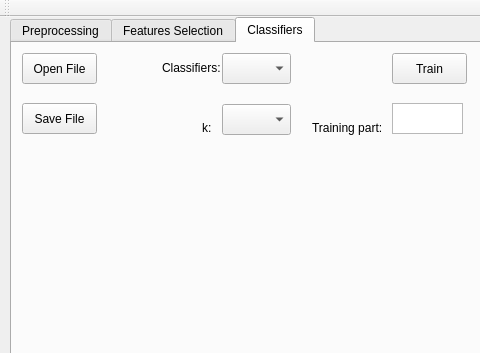
This is mainwindow.ui in andjsavin/SMPD-Project as Qt 5 draws it before an edit; both pictures show x 0 to 480 and y 0 to 353 of the 991 by 540 pixel window. The edited form follows.
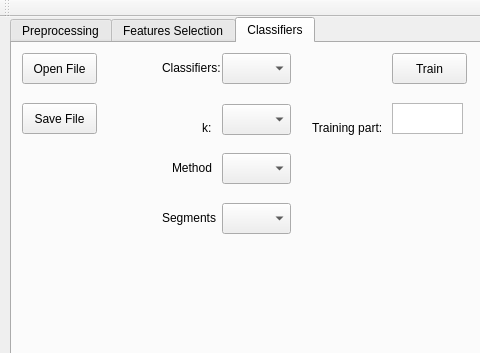
This is the edited form.

What changed in the file:
```diff
--- a/mainwindow.ui
+++ b/mainwindow.ui
@@ -311,6 +311,52 @@
        </rect>
       </property>
      </widget>
+     <widget class="QComboBox" name="CcomboBoxMethods">
+      <property name="geometry">
+       <rect>
+        <x>210</x>
+        <y>110</y>
+        <width>69</width>
+        <height>31</height>
+       </rect>
+      </property>
+     </widget>
+     <widget class="QLabel" name="ClabelK_2">
+      <property name="geometry">
+       <rect>
+        <x>160</x>
+        <y>110</y>
+        <width>51</width>
+        <height>31</height>
+       </rect>
+      </property>
+      <property name="text">
+       <string>&lt;html&gt;&lt;head/&gt;&lt;body&gt;&lt;p&gt;&lt;span style=&quot; font-size:9pt;&quot;&gt;Method&lt;/span&gt;&lt;/p&gt;&lt;/body&gt;&lt;/html&gt;</string>
+      </property>
+     </widget>
+     <widget class="QComboBox" name="CcomboBoxSegs">
+      <property name="geometry">
+       <rect>
+        <x>210</x>
+        <y>160</y>
+        <width>69</width>
+        <height>31</height>
+       </rect>
+      </property>
+     </widget>
+     <widget class="QLabel" name="ClabelK_3">
+      <property name="geometry">
+       <rect>
+        <x>150</x>
+        <y>160</y>
+        <width>61</width>
+        <height>31</height>
+       </rect>
+      </property>
+      <property name="text">
+       <string>&lt;html&gt;&lt;head/&gt;&lt;body&gt;&lt;p&gt;&lt;span style=&quot; font-size:9pt;&quot;&gt;Segments&lt;/span&gt;&lt;/p&gt;&lt;/body&gt;&lt;/html&gt;</string>
+      </property>
+     </widget>
     </widget>
    </widget>
   </widget>
```
Left out of the diff: 2 changed lines with no effect on the pictures.
